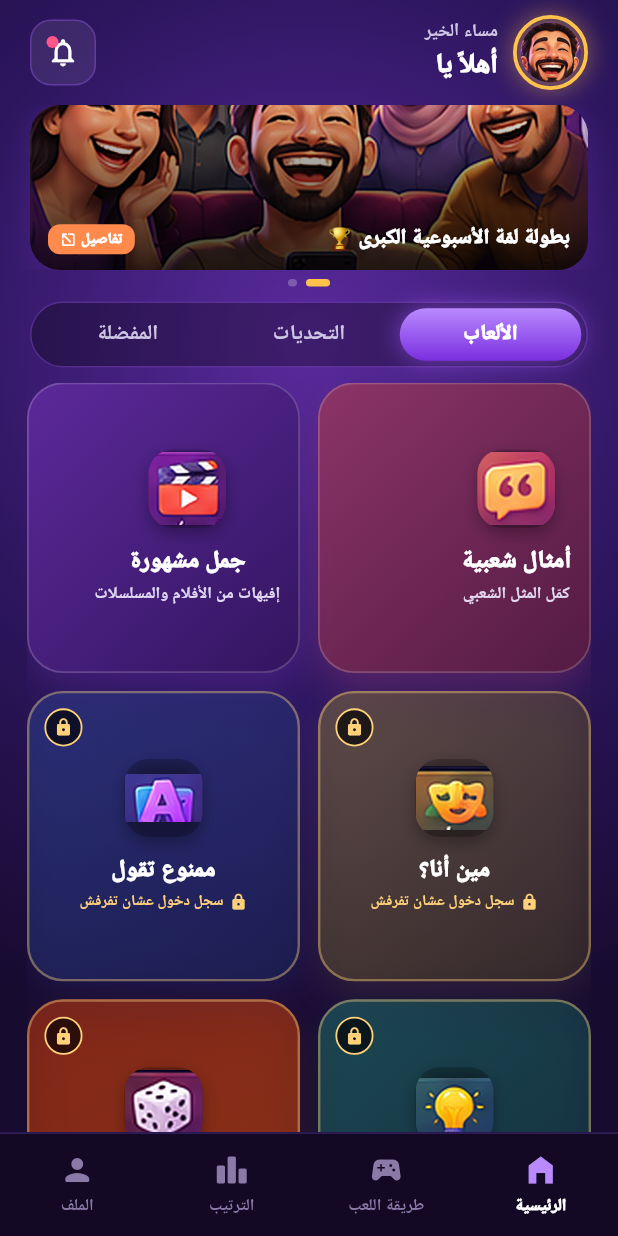
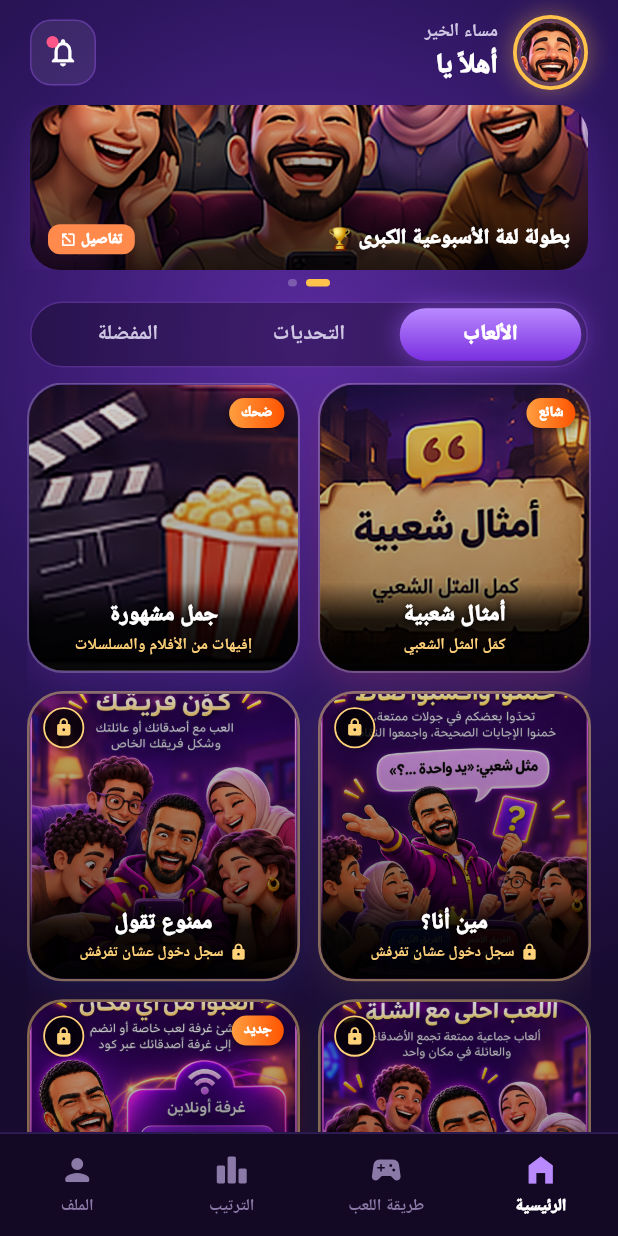
Before and after one commit to osamasparky/farafsha_App, a Flutter app: the HomeScreen screen opened by its route, on a phone screen of 412 x 824 dp. Run offline on Flutter 3.47's test engine with Material 3 defaults, Android fonts, the phone set to English and light mode, and no system bars; our stand-ins replace audioplayers, dio, flutter_riverpod, flutter_secure_storage, flutter_svg, go_router and 6 more; missing offline and left inert: flutter_facebook_auth, flutter_web_auth_2, pusher_channels_flutter; accounts and stored records are empty; network calls fail; Roboto replaces fonts that are missing (Cairo).

Commit message:
fix(dashboard): resolve image upload waiting for size, auto-restore waha sessions, style home cards with full bg and curtain banner modal, fix autobus game bounds

```diff
--- a/mobile/lib/features/home/screens/home_screen.dart
+++ b/mobile/lib/features/home/screens/home_screen.dart
@@ -1,7 +1,6 @@
 import 'package:flutter/material.dart';
 import 'package:go_router/go_router.dart';
 import 'package:google_fonts/google_fonts.dart';
-import 'package:url_launcher/url_launcher.dart';
 import '../../../core/network/api_service.dart';
 import '../../../core/services/auth_service.dart';
 import '../../../core/services/settings_service.dart';
@@ -9,6 +8,7 @@ import '../../../core/services/sound_service.dart';
 import '../../../core/theme/lamma_theme.dart';
 import '../../../core/widgets/app_bottom_nav_bar.dart';
 import '../../../core/widgets/lamma_scaffold.dart';
+import '../widgets/banner_curtain_modal.dart';
 
 class HomeScreen extends StatefulWidget {
   const HomeScreen({super.key});
@@ -165,50 +165,35 @@ class _HomeScreenState extends State<HomeScreen> {
     }
   }
 
-  String _getGameIcon(String slug) {
+  String _getGameCover(String slug) {
     switch (slug) {
-      case 'amthal-shaabiya': return 'assets/images/ic-quote.png';
-      case 'famous-quotes': return 'assets/images/ic-film.png';
-      case 'forbidden-words': return 'assets/images/ic-a.png';
-      case 'speed-trivia': return 'assets/images/ic-bulb.png';
-      case 'guess-song': return 'assets/images/ic-music.png';
-      case 'draw-guess': return 'assets/images/ic-photo.png';
-      case 'who-am-i': return 'assets/images/ic-mask.png';
-      default: return 'assets/images/ic-dice.png';
+      case 'amthal-shaabiya':
+        return 'assets/images/proverb.png';
+      case 'famous-quotes':
+        return 'assets/images/popcorn.png';
+      case 'forbidden-words':
+      case 'taboo-words':
+        return 'assets/images/walk_2.png';
+      case 'speed-trivia':
+        return 'assets/images/walk_4.png';
+      case 'who-am-i':
+        return 'assets/images/walk_3.png';
+      case 'autobus-complete':
+        return 'assets/images/walk_1.png';
+      case 'acting-drawing':
+      case 'draw-guess':
+        return 'assets/images/walk_5.png';
+      default:
+        return 'assets/images/crowd.png';
     }
   }
 
-  void _onBannerTap(Map<String, dynamic> banner) async {
+  void _onBannerTap(Map<String, dynamic> banner) {
     SettingsService.instance.triggerHaptic();
     SoundService.instance.playClick();
 
-    final urlStr = banner['external_url']?.toString();
-    if (urlStr != null && urlStr.isNotEmpty) {
-      try {
-        final uri = Uri.parse(urlStr);
-        if (await canLaunchUrl(uri)) {
-          await launchUrl(uri, mode: LaunchMode.externalApplication);
-          return;
-        }
-      } catch (e) {
-        debugPrint('Error launching banner url: $e');
-      }
-    }
-
-    if (!mounted) return;
-
-    // إذا كان بدون رابط خارجي، نظهر إشعاراً تشجيعياً
-    ScaffoldMessenger.of(context).clearSnackBars();
-    ScaffoldMessenger.of(context).showSnackBar(
-      SnackBar(
-        content: Text(
-          banner['title'] ?? 'فعالية خاصة بتطبيق لمّـة! 🎮',
-          style: GoogleFonts.cairo(fontWeight: FontWeight.w700),
-        ),
-        backgroundColor: const Color(0xFF4A1E9A),
-        duration: const Duration(seconds: 2),
-      ),
-    );
+    // عرض الستارة التفاعلية الناعمة للبنر (صور وفيديو وروابط وزر إغلاق)
+    BannerCurtainModal.show(context, banner);
   }
 
   @override
@@ -549,9 +534,10 @@ class _HomeScreenState extends State<HomeScreen> {
   Widget _buildGameCard(Map<String, dynamic> game) {
     final slug = game['slug']?.toString() ?? 'amthal-shaabiya';
     final colors = _getGameGradient(slug);
-    final fallbackIcon = _getGameIcon(slug);
+    final fallbackCover = _getGameCover(slug);
     final coverImageUrl = game['cover_image_url']?.toString();
     final isUnlocked = AuthService.instance.isGameUnlocked(slug);
+    final badgeText = game['badge_text']?.toString();
 
     return GestureDetector(
       onTap: () {
@@ -565,71 +551,89 @@ class _HomeScreenState extends State<HomeScreen> {
       },
       child: Container(
         decoration: BoxDecoration(
-          gradient: LinearGradient(
-            colors: isUnlocked
-                ? colors
-                : [colors.first.withValues(alpha: 0.55), colors.last.withValues(alpha: 0.45)],
-            begin: Alignment.topLeft,
-            end: Alignment.bottomRight,
-          ),
           borderRadius: BorderRadius.circular(24),
           border: Border.all(
             color: isUnlocked
-                ? Colors.white.withValues(alpha: 0.18)
-                : const Color(0xFFFFD27A).withValues(alpha: 0.4),
-            width: isUnlocked ? 1.2 : 1.6,
+                ? Colors.white.withValues(alpha: 0.22)
+                : const Color(0xFFFFD27A).withValues(alpha: 0.45),
+            width: isUnlocked ? 1.4 : 1.8,
           ),
           boxShadow: [
             BoxShadow(
-              color: colors.first.withValues(alpha: isUnlocked ? 0.45 : 0.2),
-              offset: const Offset(0, 10),
-              blurRadius: 20,
+              color: colors.first.withValues(alpha: isUnlocked ? 0.4 : 0.2),
+              offset: const Offset(0, 8),
+              blurRadius: 18,
               spreadRadius: -2,
             ),
           ],
         ),
+        child: ClipRRect(
+          borderRadius: BorderRadius.circular(23),
           child: Stack(
+            fit: StackFit.expand,
             children: [
-            Padding(
-              padding: const EdgeInsets.symmetric(horizontal: 12.0, vertical: 10.0),
-              child: Column(
-                mainAxisAlignment: MainAxisAlignment.center,
-                children: [
-                  Container(
-                    width: 52,
-                    height: 52,
-                    decoration: BoxDecoration(
-                      color: Colors.black.withValues(alpha: 0.22),
-                      borderRadius: BorderRadius.circular(16),
-                      boxShadow: [
-                        BoxShadow(
-                          color: Colors.black.withValues(alpha: 0.3),
-                          blurRadius: 8,
-                          offset: const Offset(0, 4),
-                        ),
-                      ],
-                    ),
-                    child: ClipRRect(
-                      borderRadius: BorderRadius.circular(16),
+              // 1. الصورة كخلفية كاملة للكارت (Full Background Image)
+              Positioned.fill(
                 child: coverImageUrl != null && coverImageUrl.isNotEmpty
                     ? Image.network(
                         coverImageUrl,
                         fit: BoxFit.cover,
-                              errorBuilder: (_, __, ___) => Image.asset(fallbackIcon, fit: BoxFit.contain),
+                        errorBuilder: (_, __, ___) => Image.asset(fallbackCover, fit: BoxFit.cover),
                       )
-                          : Image.asset(fallbackIcon, fit: BoxFit.contain),
+                    : Image.asset(fallbackCover, fit: BoxFit.cover),
+              ),
+
+              // 2. تدرج لوني خفيف لحماية التباين اللوني
+              Positioned.fill(
+                child: Container(
+                  decoration: BoxDecoration(
+                    gradient: LinearGradient(
+                      begin: Alignment.topCenter,
+                      end: Alignment.bottomCenter,
+                      colors: [
+                        Colors.black.withValues(alpha: 0.15),
+                        Colors.black.withValues(alpha: isUnlocked ? 0.45 : 0.65),
+                      ],
                     ),
                   ),
-                  const SizedBox(height: 10),
+                ),
+              ),
+
+              // 3. طبقة داكنة تحت النصوص لإظهار الكلام بوضوح تام (Text Layer)
+              Positioned(
+                left: 0,
+                right: 0,
+                bottom: 0,
+                child: Container(
+                  padding: const EdgeInsets.symmetric(horizontal: 10.0, vertical: 10.0),
+                  decoration: BoxDecoration(
+                    gradient: LinearGradient(
+                      begin: Alignment.topCenter,
+                      end: Alignment.bottomCenter,
+                      colors: [
+                        Colors.transparent,
+                        Colors.black.withValues(alpha: 0.78),
+                        Colors.black.withValues(alpha: 0.95),
+                      ],
+                      stops: const [0.0, 0.42, 1.0],
+                    ),
+                  ),
+                  child: Column(
+                    mainAxisSize: MainAxisSize.min,
+                    crossAxisAlignment: CrossAxisAlignment.center,
+                    children: [
                       Text(
                         game['name'] ?? '',
                         textAlign: TextAlign.center,
                         maxLines: 1,
                         overflow: TextOverflow.ellipsis,
                         style: GoogleFonts.cairo(
-                      fontSize: 16,
+                          fontSize: 15,
                           fontWeight: FontWeight.w900,
                           color: Colors.white,
+                          shadows: const [
+                            Shadow(color: Colors.black, blurRadius: 6, offset: Offset(0, 1)),
+                          ],
                         ),
                       ),
                       const SizedBox(height: 2),
@@ -640,9 +644,12 @@ class _HomeScreenState extends State<HomeScreen> {
                           maxLines: 1,
                           overflow: TextOverflow.ellipsis,
                           style: GoogleFonts.cairo(
-                        fontSize: 11,
-                        fontWeight: FontWeight.w600,
-                        color: const Color(0xFFE2D9F3),
+                            fontSize: 10.5,
+                            fontWeight: FontWeight.w700,
+                            color: const Color(0xFFFFD27A),
+                            shadows: const [
+                              Shadow(color: Colors.black, blurRadius: 4, offset: Offset(0, 1)),
+                            ],
                           ),
                         )
                       else
@@ -669,21 +676,55 @@ class _HomeScreenState extends State<HomeScreen> {
                     ],
                   ),
                 ),
+              ),
+
+              // 4. شارة مميزة في الزاوية العلوية (إن وُجدت)
+              if (badgeText != null && badgeText.isNotEmpty)
+                Positioned(
+                  top: 9,
+                  right: 9,
+                  child: Container(
+                    padding: const EdgeInsets.symmetric(horizontal: 8, vertical: 3),
+                    decoration: BoxDecoration(
+                      gradient: const LinearGradient(
+                        colors: [Color(0xFFFF9E40), Color(0xFFFF5400)],
+                      ),
+                      borderRadius: BorderRadius.circular(10),
+                      boxShadow: const [
+                        BoxShadow(color: Colors.black45, blurRadius: 4, offset: Offset(0, 2)),
+                      ],
+                    ),
+                    child: Text(
+                      badgeText,
+                      style: GoogleFonts.cairo(
+                        fontSize: 9.5,
+                        fontWeight: FontWeight.w900,
+                        color: Colors.white,
+                      ),
+                    ),
+                  ),
+                ),
+
+              // 5. أيقونة القفل للحسابات غير المسجلة (Guest)
               if (!isUnlocked)
                 Positioned(
-                top: 10,
-                left: 10,
+                  top: 9,
+                  left: 9,
                   child: Container(
-                  padding: const EdgeInsets.all(5),
+                    padding: const EdgeInsets.all(6),
                     decoration: BoxDecoration(
-                    color: Colors.black.withValues(alpha: 0.65),
+                      color: Colors.black.withValues(alpha: 0.7),
                       shape: BoxShape.circle,
                       border: Border.all(color: const Color(0xFFFFD27A), width: 1.2),
+                      boxShadow: const [
+                        BoxShadow(color: Colors.black45, blurRadius: 4),
+                      ],
                     ),
                     child: const Icon(Icons.lock_rounded, size: 13, color: Color(0xFFFFD27A)),
                   ),
                 ),
             ],
+          ),
         ),
       ),
     );
--- a/mobile/pubspec.yaml
+++ b/mobile/pubspec.yaml
@@ -46,6 +46,7 @@ dependencies:
   flutter_web_auth_2: ^5.1.0
   crypto: ^3.0.8
   flutter_secure_storage: ^10.3.4
+  video_player: ^2.9.5
 
 dev_dependencies:
   flutter_test:
```
Also changed, not shown: mobile/lib/features/games/screens/autobus_game_screen.dart (+37 -20 lines), mobile/lib/features/home/widgets/banner_curtain_modal.dart (added, +423 -0 lines), mobile/pubspec.lock, 8 other files. Lines whose indentation alone changed are shown as unchanged.
